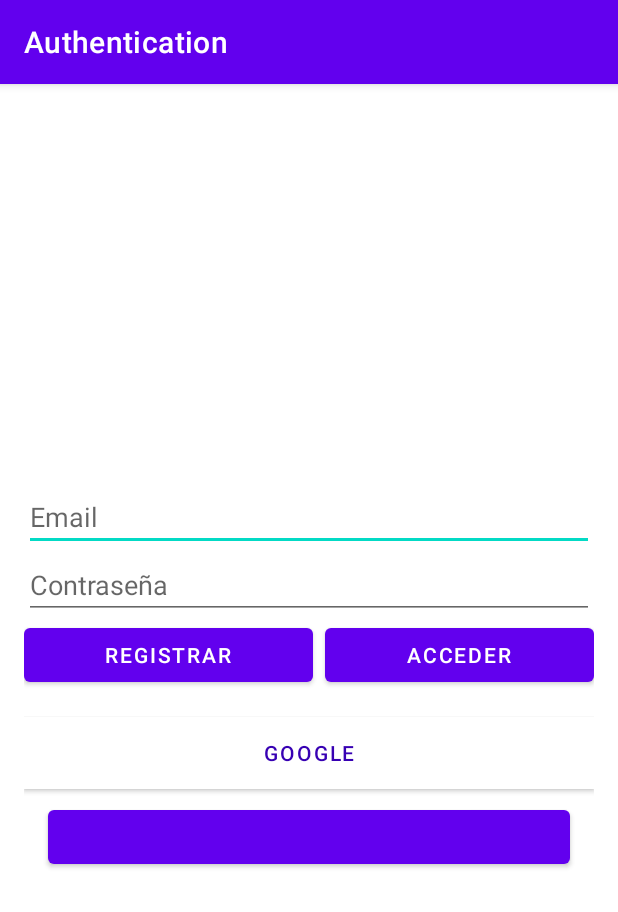
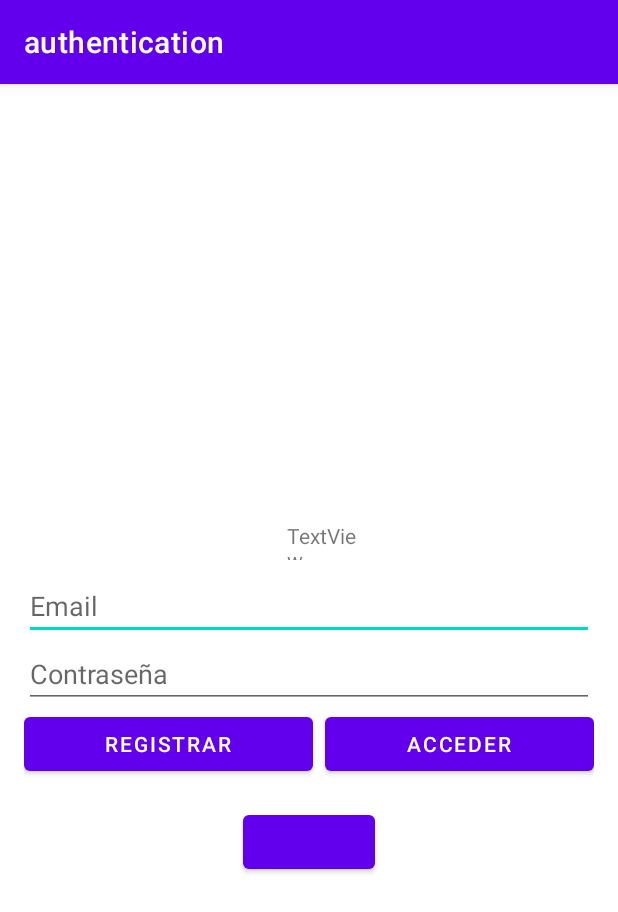
Before and after one commit to karen-velasquez/AppMascotas, an Android app: the LogInActivity screen opened directly, with no data from a screen before it, on a phone screen of 412 x 824 dp. Shown: the top 912 px of the screen. Run offline under Robolectric (Android 15) with nearby library versions, the phone set to English and light mode, and no system bars; our stand-ins replace Firebase (no records; nobody signed in at launch, a user with empty details on screens opened directly); libraries missing offline, so code that uses them is left out: com.facebook, com.facebook.appevents; plain views replace LoginButton; 1 statement that could not run was skipped.

Commit message:
Revert "commit_logIn"
This reverts commit 17f11ae8ca428b86914778e7c644101112bb893f.

```diff
--- a/app/build.gradle
+++ b/app/build.gradle
@@ -47,11 +47,8 @@ dependencies {
     implementation "org.jetbrains.kotlin:kotlin-reflect:$kotlin_version"
     implementation 'com.google.firebase:firebase-analytics:17.3.0'
     implementation 'com.google.firebase:firebase-auth:20.0.4'
-    implementation 'com.google.firebase:firebase-auth-ktx'
-    implementation 'com.google.android.gms:play-services-auth:19.0.0'
     implementation 'com.facebook.android:facebook-android-sdk:[4,5)'
     implementation 'android.core:core-ktn:1.2.2'
-    implementation platform('com.google.firebase:firebase-bom:26.8.0')
     testImplementation 'junit:junit:4.13.2'
     androidTestImplementation 'androidx.test.ext:junit:1.1.2'
     androidTestImplementation 'androidx.test.espresso:espresso-core:3.3.0'
--- a/app/src/main/AndroidManifest.xml
+++ b/app/src/main/AndroidManifest.xml
@@ -5,6 +5,7 @@
     <uses-permission android:name="android.permission.INTERNET" />
     <uses-permission android:name="android.permission.ACCESS_COARSE_LOCATION" />
     <uses-permission android:name="android.permission.ACCESS_FINE_LOCATION" />
+    <uses-permission android:name="android.permission.INTERNET" />
 
     <application
         android:allowBackup="false"
@@ -13,7 +14,7 @@
         android:label="@string/app_name"
         android:supportsRtl="true"
         android:theme="@style/Theme.MascotasProject">
-        <activity android:name=".LoggedInActivity"></activity>
+        <activity android:name=".LogedInActivity"></activity>
         <activity android:name=".LogInActivity" />
         <activity
             android:name=".MainActivity"
--- a/app/src/main/java/com/example/mascotasproject/LogInActivity.kt
+++ b/app/src/main/java/com/example/mascotasproject/LogInActivity.kt
@@ -1,34 +1,17 @@
 package com.example.mascotasproject
 
-import android.content.Context
 import android.content.Intent
 import androidx.appcompat.app.AppCompatActivity
 import android.os.Bundle
-import android.view.View
 import androidx.appcompat.app.AlertDialog
-import com.facebook.CallbackManager
-import com.facebook.FacebookCallback
 import com.facebook.FacebookSdk
 import com.facebook.appevents.AppEventsLogger
-import com.facebook.login.LoginManager
-import com.facebook.login.LoginResult
-import com.google.android.gms.auth.api.credentials.IdentityProviders.FACEBOOK
-import com.google.android.gms.auth.api.signin.GoogleSignIn
-import com.google.android.gms.auth.api.signin.GoogleSignInOptions
-import com.google.android.gms.common.api.ApiException
-import com.google.firebase.auth.FacebookAuthCredential
-import com.google.firebase.auth.FacebookAuthProvider
 import com.google.firebase.auth.FirebaseAuth
-import com.google.firebase.auth.GoogleAuthProvider
 
 //auth_activity
 
 
 class LogInActivity : AppCompatActivity() {
-
-    private val Google_SING_IN = 100
-
-    private val callbackManager = CallbackManager.Factory.create()
 
     override fun onCreate(savedInstanceState: Bundle?) {
 
@@ -36,36 +19,19 @@ class LogInActivity : AppCompatActivity() {
         setContentView(R.layout.activity_log_in)
 
         setup()
-        session()
 
     }
 
-    override fun onStart() {
-        super.onStart()
+    private fun setup(){
+        title = "authentication"
 
-        authLayout.visibility = View.visible
-    }
-
-    private fun session(){
-        val prefs = getSharedPreferences(getString(R.string.prefs_file), Context.MODE_PRIVATE)
-        val email = prefs.getString("email", null)
-        val provider = prefs.getString("provider", null)
-
-        if (email != null && provider != null){
-            authLayout.visibility = View.invisible
-            showLoggedIn(email, ProviderType.valueOf(provider))
-        }
-    }
-
-    private fun setup(){
-        title = "Authentication"
         btn_signUp.setOnClickListener {
             if (emailEditText.text.isNotEmpty() && passwordEditText.text.isNotEmpty()){
 
                 FirebaseAuth.getInstance().createUserWithEmailAndPassword(emailEditText.text.str,
                         passwordEditText.text.str).addOnCompleteListener(){
                     if (it.isSuccessful){
-                        showLoggedIn(it.result?.user?.email?:"", ProviderType.Basic)
+                        showLogedIn(it.result?.user?.email?:"", ProviderType.Basic)
                     }else{
                         showAlert()
                     }
@@ -74,70 +40,6 @@ class LogInActivity : AppCompatActivity() {
             }
         }
 
-        btn_logIn.setOnClickListener {
-            if (emailEditText.text.isNotEmpty() && passwordEditText.text.isNotEmpty()){
-
-                FirebaseAuth.getInstance().signInWithEmailAndPassword(emailEditText.text.str,
-                        passwordEditText.text.str).addOnCompleteListener(){
-                    if (it.isSuccessful){
-                        showLoggedIn(it.result?.user?.email?:"", ProviderType.Basic)
-                    }else{
-                        showAlert()
-                    }
-
-                }
-            }
-        }
-
-        btn_google.setOnClickListener {
-
-            //Config
-
-            val googleConf = GoogleSignInOptions.Builder(GoogleSignInOptions.DEFAULT_SIGN_IN)
-                    .requestIdToken(getString(R.string.default_web_client_id))
-                    .requestEmail().
-                    build()
-
-            val googleClient = GoogleSignInOptions.getClient(this, googleConf)
-            googleClient.signOut()
-
-            startActivityForResult(googleClient.singInIntent,Google_SING_IN)
-        }
-
-        btn_fb.setOnClickListener {
-            LoginManager.getInstance().logInWithReadPermissions(this, listOf("email"))
-
-            LoginManager.getInstance().registerCallback(callbackManager,
-                object : FacebookCallback<LoginResult>{
-
-                    override fun onSuccess(result: LoginResult?){
-
-                        result?.let {
-
-                            val token = it.accessToken
-
-                             val credential = FacebookAuthProvider.getCredential(token.token)
-
-                              FirebaseAuth.getInstance().signInWithCredential(credential).addOnCompleteListener{
-
-                                 if (it.isSuccessful){
-                                     showLoggedIn(it.result?.email ?: "", ProviderType.FACEBOOK)
-                                 }else{
-                                    showAlert()
-                                 }
-                              }
-                         }
-                     }
-
-                    override fun onCancel(result: LoginResult?){
-
-                       }
-
-                    override fun onError(result: LoginResult?){
-                        showAlert()
-                     }
-                })
-        }
     }
 
     private fun showAlert(){
@@ -150,45 +52,13 @@ class LogInActivity : AppCompatActivity() {
         dialog.show()
     }
 
-    private fun showLoggedIn(email: String, provider: ProviderType){
+    private fun showLogedIn(email: String, provider: ProviderType){
 
-        val loggedInIntent = Intent(this, LoggedInActivity::class.java).apply {
+        val logedInIntent = Intent(this, LogedInActivity::class.java).apply {
             putExtra("email", email)
             putExtra("provider", provider.name)
         }
-        startActivity(loggedInIntent)
-    }
-
-    override fun onActivityResult(requestCode: Int, resultCode: Int, data: Intent?) {
-
-        callbackManager.onActivityResult(requestCode, resultCode, data)
-
-        super.onActivityResult(requestCode, resultCode, data)
-
-        if(requestCode == Google_SING_IN){
-            val task = GoogleSignIn.getSignedInAccountFromIntent(data)
-
-            try{
-                val account = task.getResult(ApiException::class.java)
-
-                if (account != null){
-                    val credential = GoogleAuthProvider.getCredential(account.idToken, null)
-
-                    FirebaseAuth.getInstance().signInWithCredential(credential).addOnCompleteListener{
-
-                        if (it.isSuccessful){
-                         showLoggedIn(account.email ?: "", ProviderType.GOOGLE)
-                         }else{
-                             showAlert()
-                        }
-                    }
-                }
-            } catch (e: ApiException){
-                showAlert()
-            }
-
-
-        }
+        startActivity(logedInIntent)
     }
 
 }
--- a/app/src/main/res/layout/activity_log_in.xml
+++ b/app/src/main/res/layout/activity_log_in.xml
@@ -8,7 +8,6 @@
 
 
     <LinearLayout
-        android:id="@+id/authLayout"
         android:layout_width="0dp"
         android:layout_height="wrap_content"
         android:layout_marginStart="16dp"
@@ -27,6 +26,21 @@
             android:layout_width="match_parent"
             android:layout_height="wrap_content"
             tools:srcCompat="@tools:sample/avatars" />
+
+        <Space
+            android:layout_width="match_parent"
+            android:layout_height="8dp" />
+
+        <TextView
+            android:id="@+id/textView"
+            android:layout_width="56dp"
+            android:layout_height="26dp"
+            android:layout_marginStart="175dp"
+            android:layout_marginLeft="175dp"
+            android:layout_marginTop="28dp"
+            android:layout_marginEnd="175dp"
+            android:layout_marginRight="175dp"
+            android:text="TextView" />
 
         <Space
             android:layout_width="match_parent"
@@ -62,7 +76,7 @@
             android:orientation="horizontal">
 
             <Button
-                android:id="@+id/btn_logOut"
+                android:id="@+id/btn_signUp"
                 android:layout_width="wrap_content"
                 android:layout_height="wrap_content"
                 android:layout_weight="1"
@@ -81,23 +95,9 @@
 
         </LinearLayout>
 
-        <Button
-            android:id="@+id/btn_google"
-            android:layout_width="match_parent"
-            android:layout_height="wrap_content"
-            android:background="@color/white"
-            android:drawableStart="@mipmap/google"
-            android:text="Google"
-            android:textColor="@color/design_default_color_primary_dark"
-            app:backgroundTint="@color/white" />
-
-        <Space
-            android:layout_width="match_parent"
-            android:layout_height="8dp" />
-
         <com.facebook.login.widget.LoginButton
-            android:id="@+id/btn_fb"
-            android:layout_width="348dp"
+            android:id="@+id/login_button"
+            android:layout_width="wrap_content"
             android:layout_height="wrap_content"
             android:layout_gravity="center_horizontal" />
 
--- a/app/src/main/res/layout/activity_logged_in.xml
+++ b/app/src/main/res/layout/activity_loged_in.xml
@@ -5,7 +5,7 @@
     android:layout_width="match_parent"
     android:layout_height="match_parent"
     android:background="#E42727"
-    tools:context=".LoggedInActivity">
+    tools:context=".LogedInActivity">
 
     <LinearLayout
         android:layout_width="0dp"
@@ -57,7 +57,7 @@
             android:orientation="horizontal">
 
             <Button
-                android:id="@+id/btn_logOut"
+                android:id="@+id/btn_signUp"
                 android:layout_width="wrap_content"
                 android:layout_height="wrap_content"
                 android:layout_weight="1"
--- a/app/src/main/res/values/strings.xml
+++ b/app/src/main/res/values/strings.xml
@@ -13,5 +13,4 @@
     <string name="facebook_app_id">161912065819486</string>
     <string name="fb_login_protocol_scheme">fb161912065819486</string>
 
-    <string name="prefs_file">com.example.mascotasproject.PREFERENCE_FILE_KEY</string>
 </resources>
```
Also changed, not shown: app/src/main/java/com/example/mascotasproject/LogedInActivity.kt (added, +16 -0 lines), app/src/main/java/com/example/mascotasproject/LoggedInActivity.kt (deleted, +0 -55 lines), app/src/main/res/mipmap-xxhdpi/google.png (deleted).
